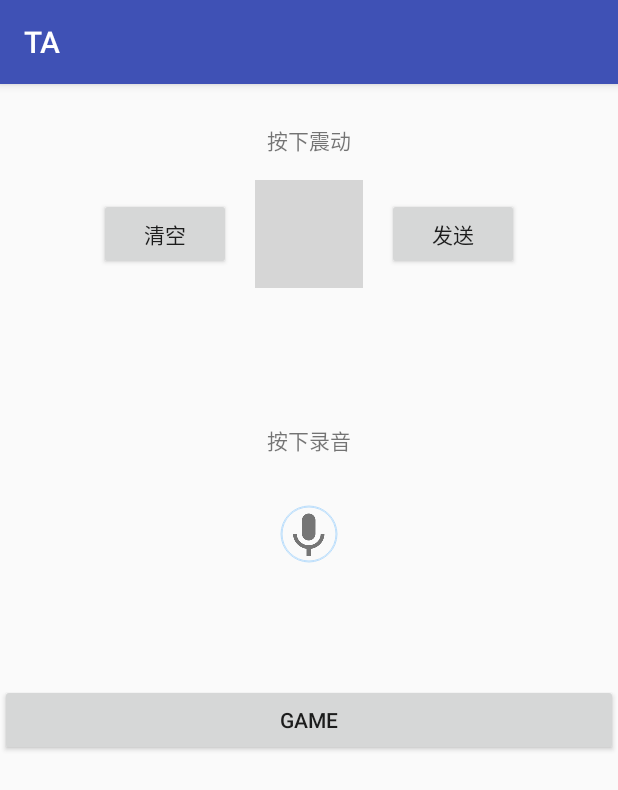
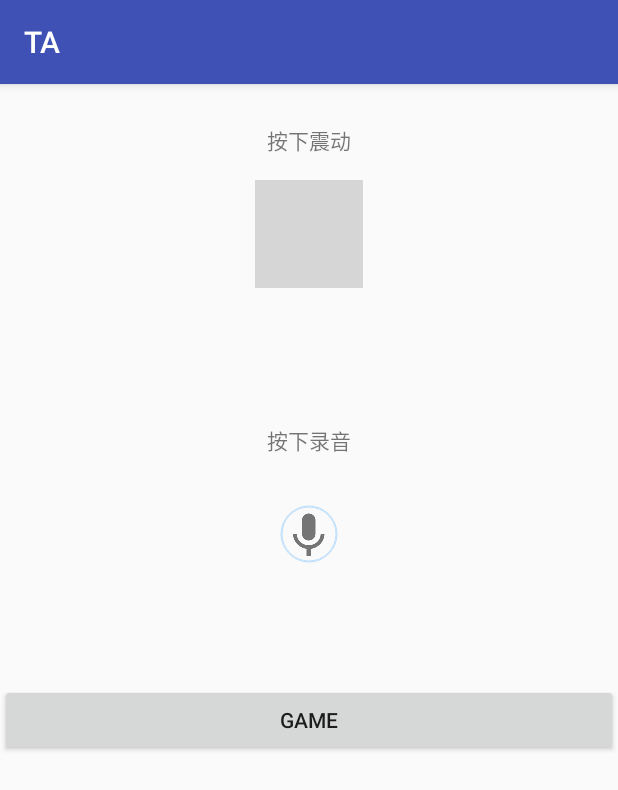
Before and after one commit to hfutxqd/Twoer, an Android app: the ShockRecordFragment screen opened directly, with no data from a screen before it, on a phone screen of 412 x 824 dp. Shown: the top 790 px of the screen. Run offline under Robolectric (Android 15) with nearby library versions, the phone set to English and light mode, and no system bars; libraries missing offline, so code that uses them is left out: com.hwangjr.rxbus; 2 statements that could not run were skipped; grey boxes are pictures that could not be loaded.

Commit message:
增加落子的回调

```diff
--- a/mobile/src/main/java/xyz/imxqd/ta/game/OnGameStatusChangeListener.java
+++ b/mobile/src/main/java/xyz/imxqd/ta/game/OnGameStatusChangeListener.java
@@ -1,9 +1,14 @@
 package xyz.imxqd.ta.game;
+
+import android.graphics.Point;
 
 /**
  * Created by imxqd on 17-4-3.
  */
 
 public interface OnGameStatusChangeListener {
+
+
+    void onPlacePiece(@WuziqiPanel.Type int type, Point point);
     void onGameOver(int gameWinResult);//游戏结束
 }
--- a/mobile/src/main/java/xyz/imxqd/ta/ui/activities/MainActivity.java
+++ b/mobile/src/main/java/xyz/imxqd/ta/ui/activities/MainActivity.java
@@ -10,8 +10,6 @@ import android.util.Log;
 import android.view.View;
 
 import xyz.imxqd.ta.R;
-import xyz.imxqd.ta.game.OnGameStatusChangeListener;
-import xyz.imxqd.ta.game.WuziqiPanel;
 import xyz.imxqd.ta.im.Client;
 import xyz.imxqd.ta.im.model.TShockMessage;
 import xyz.imxqd.ta.im.model.TVoiceMessage;
--- a/mobile/src/main/res/layout/fragment_shock_record.xml
+++ b/mobile/src/main/res/layout/fragment_shock_record.xml
@@ -30,19 +30,4 @@
         android:padding="16dp"
         android:text="@string/shock_press_to_record" />
 
-    <Button
-        android:text="@string/shock_btn_clear"
-        android:layout_toStartOf="@id/shock_icon"
-        android:layout_centerVertical="true"
-        android:layout_margin="16dp"
-        android:layout_width="wrap_content"
-        android:layout_height="wrap_content" />
-
-    <Button
-        android:text="@string/shock_btn_send"
-        android:layout_toEndOf="@id/shock_icon"
-        android:layout_centerVertical="true"
-        android:layout_margin="16dp"
-        android:layout_width="wrap_content"
-        android:layout_height="wrap_content" />
 </RelativeLayout>
```
Also changed, not shown: mobile/src/main/java/xyz/imxqd/ta/game/WuziqiPanel.java (+18 -1 lines), mobile/src/main/java/xyz/imxqd/ta/ui/activities/GameActivity.java (+10 -0 lines).
